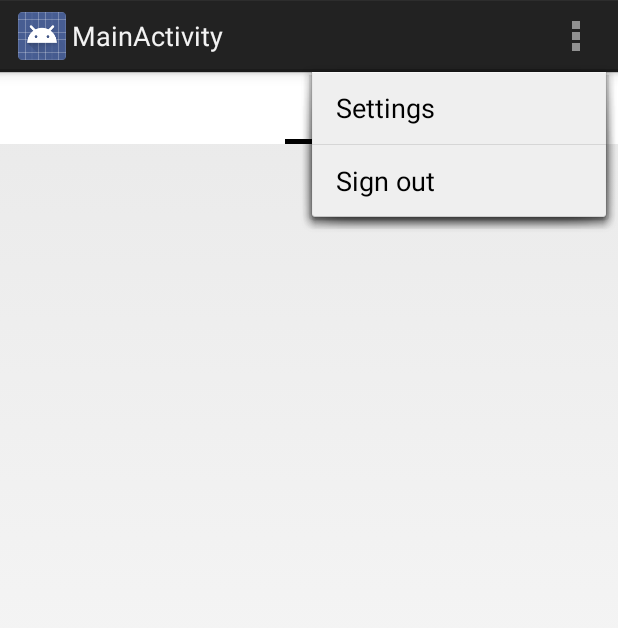
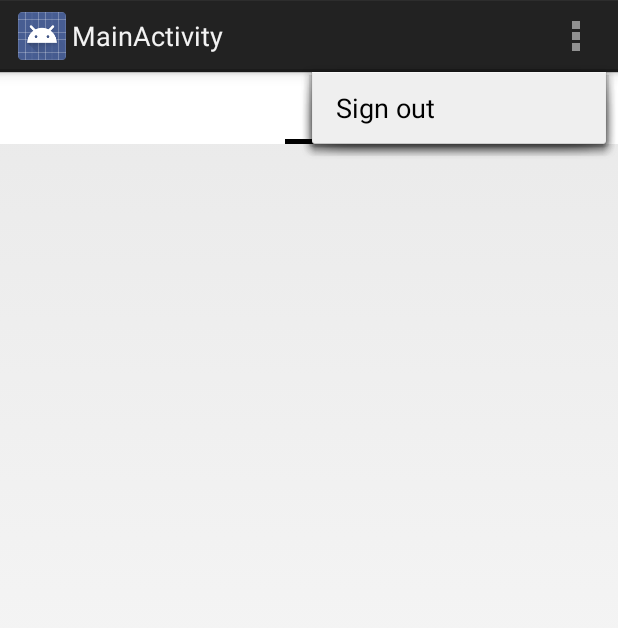
Before and after one commit to nguyenhuy/buffer, an Android app: the MainActivity screen opened directly, with no data from a screen before it, with the options menu open, on a phone screen of 412 x 824 dp. Shown: the top 628 px of the screen. Run offline under Robolectric (Android 15) with nearby library versions, the phone set to English and light mode, and no system bars; our stand-ins replace Dagger/Hilt's generated code; libraries missing offline, so code that uses them is left out: com.path.android; pictures from the network do not load; 8 statements that could not run were skipped.

Commit message:
Remove settings menu item in MainActivity.

```diff
--- a/buffer/src/main/java/org/nguyenhuy/buffer/activity/MainActivity.java
+++ b/buffer/src/main/java/org/nguyenhuy/buffer/activity/MainActivity.java
@@ -115,10 +115,9 @@ public class MainActivity extends BaseActivity implements ActionBar.OnNavigation
         // automatically handle clicks on the Home/Up button, so long
         // as you specify a parent activity in AndroidManifest.xml.
         switch (item.getItemId()) {
-            case R.id.action_settings:
-                return true;
             case R.id.action_log_out:
                 logout();
+                return true;
         }
         return super.onOptionsItemSelected(item);
     }
--- a/buffer/src/main/res/menu/main.xml
+++ b/buffer/src/main/res/menu/main.xml
@@ -1,11 +1,6 @@
 <menu xmlns:android="http://schemas.android.com/apk/res/android"
       xmlns:tools="http://schemas.android.com/tools"
       tools:context="org.nguyenhuy.buffer.activity.MainActivity">
-
-    <item android:id="@+id/action_settings"
-          android:title="@string/action_settings"
-          android:orderInCategory="100"
-          android:showAsAction="never"/>
 
     <item android:id="@+id/action_log_out"
           android:title="@string/action_log_out"
--- a/buffer/src/main/res/values/strings.xml
+++ b/buffer/src/main/res/values/strings.xml
@@ -3,7 +3,6 @@
 
     <string name="app_name">Buffer</string>
 
-    <string name="action_settings">Settings</string>
     <string name="action_log_out">Sign out</string>
     <string name="action_share_now">Share now</string>
     <string name="action_edit">Edit</string>
```
